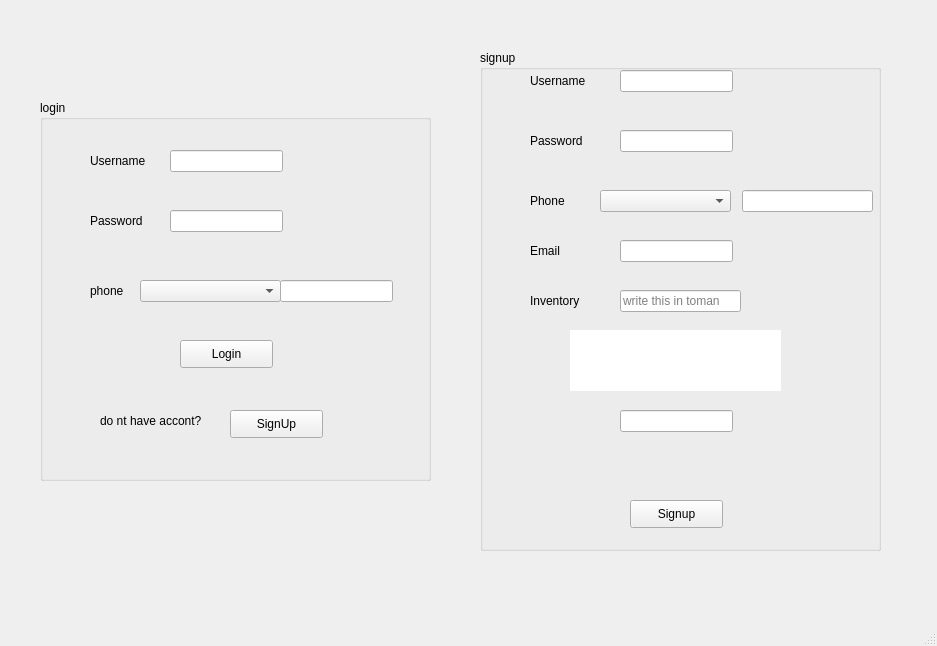
This is login_or_signup_page.ui in Parsazahedian/Farm_fum_1402 as Qt 5 draws it before an edit. The edited form follows.
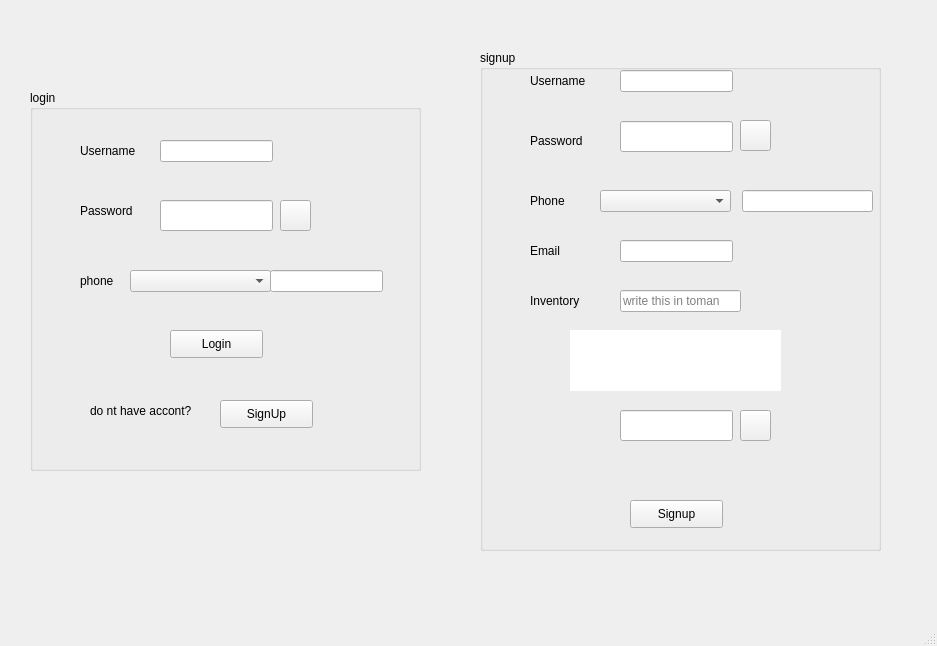
This is the edited form. Icons and pictures are not drawn.

Commit message: Add_refresh_and_Echomood_Pushbutton

Patch:
```diff
--- a/login_or_signup_page.ui
+++ b/login_or_signup_page.ui
@@ -17,8 +17,8 @@
    <widget class="QGroupBox" name="groupBox">
     <property name="geometry">
      <rect>
-      <x>40</x>
-      <y>100</y>
+      <x>30</x>
+      <y>90</y>
       <width>391</width>
       <height>381</height>
      </rect>
@@ -42,7 +42,7 @@
        <x>130</x>
        <y>110</y>
        <width>113</width>
-       <height>22</height>
+       <height>31</height>
       </rect>
      </property>
     </widget>
@@ -128,7 +128,7 @@
      <property name="geometry">
       <rect>
        <x>130</x>
-       <y>130</y>
+       <y>150</y>
        <width>181</width>
        <height>21</height>
       </rect>
@@ -183,6 +183,23 @@
       <string/>
      </property>
     </widget>
+    <widget class="QPushButton" name="pushButton_2">
+     <property name="geometry">
+      <rect>
+       <x>250</x>
+       <y>110</y>
+       <width>31</width>
+       <height>31</height>
+      </rect>
+     </property>
+     <property name="styleSheet">
+      <string notr="true">border-image: url(:/EchomoodPassword.image/C:/Users/i/Downloads/eye.image2.png);
+</string>
+     </property>
+     <property name="text">
+      <string/>
+     </property>
+    </widget>
    </widget>
    <widget class="QGroupBox" name="groupBox_2">
     <property name="geometry">
@@ -213,9 +230,9 @@
      <property name="geometry">
       <rect>
        <x>140</x>
-       <y>80</y>
+       <y>71</y>
        <width>113</width>
-       <height>22</height>
+       <height>31</height>
       </rect>
      </property>
     </widget>
@@ -293,7 +310,7 @@
        <x>140</x>
        <y>360</y>
        <width>113</width>
-       <height>22</height>
+       <height>31</height>
       </rect>
      </property>
     </widget>
@@ -493,6 +510,38 @@
       <string/>
      </property>
     </widget>
+    <widget class="QPushButton" name="pushButton">
+     <property name="geometry">
+      <rect>
+       <x>260</x>
+       <y>360</y>
+       <width>31</width>
+       <height>31</height>
+      </rect>
+     </property>
+     <property name="styleSheet">
+      <string notr="true">border-image: url(:/refresh.images/C:/Users/i/Downloads/refresh.image.png);</string>
+     </property>
+     <property name="text">
+      <string/>
+     </property>
+    </widget>
+    <widget class="QPushButton" name="pushButton_3">
+     <property name="geometry">
+      <rect>
+       <x>260</x>
+       <y>70</y>
+       <width>31</width>
+       <height>31</height>
+      </rect>
+     </property>
+     <property name="styleSheet">
+      <string notr="true">border-image: url(:/EchomoodPassword.image/C:/Users/i/Downloads/eye.image2.png);</string>
+     </property>
+     <property name="text">
+      <string/>
+     </property>
+    </widget>
    </widget>
   </widget>
   <widget class="QMenuBar" name="menubar">
```
The commit also changes 3 other files.
